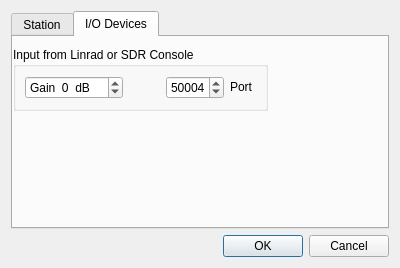
Qt form qmap/devsetup.ui (uaro-radio/wsjtx) before a commit.
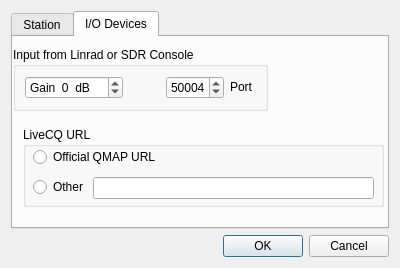
The same form after that commit. The open tabs and pages were chosen to show the change.

Commit message: Add liveCQ spotting feature to QMAP (without helper app).

```diff
--- a/qmap/devsetup.ui
+++ b/qmap/devsetup.ui
@@ -395,6 +395,58 @@
         </item>
        </layout>
       </widget>
+      <widget class="QGroupBox" name="groupBox">
+       <property name="geometry">
+        <rect>
+         <x>10</x>
+         <y>90</y>
+         <width>361</width>
+         <height>80</height>
+        </rect>
+       </property>
+       <property name="title">
+        <string>LiveCQ URL</string>
+       </property>
+       <widget class="QRadioButton" name="otherBut">
+        <property name="geometry">
+         <rect>
+          <x>10</x>
+          <y>50</y>
+          <width>51</width>
+          <height>20</height>
+         </rect>
+        </property>
+        <property name="text">
+         <string>Other</string>
+        </property>
+       </widget>
+       <widget class="QRadioButton" name="w3szBut">
+        <property name="geometry">
+         <rect>
+          <x>10</x>
+          <y>20</y>
+          <width>131</width>
+          <height>20</height>
+         </rect>
+        </property>
+        <property name="text">
+         <string>Official QMAP URL</string>
+        </property>
+       </widget>
+       <widget class="QLineEdit" name="otherUrlBox">
+        <property name="geometry">
+         <rect>
+          <x>70</x>
+          <y>50</y>
+          <width>281</width>
+          <height>22</height>
+         </rect>
+        </property>
+        <property name="text">
+         <string/>
+        </property>
+       </widget>
+      </widget>
      </widget>
     </widget>
    </item>
```
The commit also changes 12 other files.
